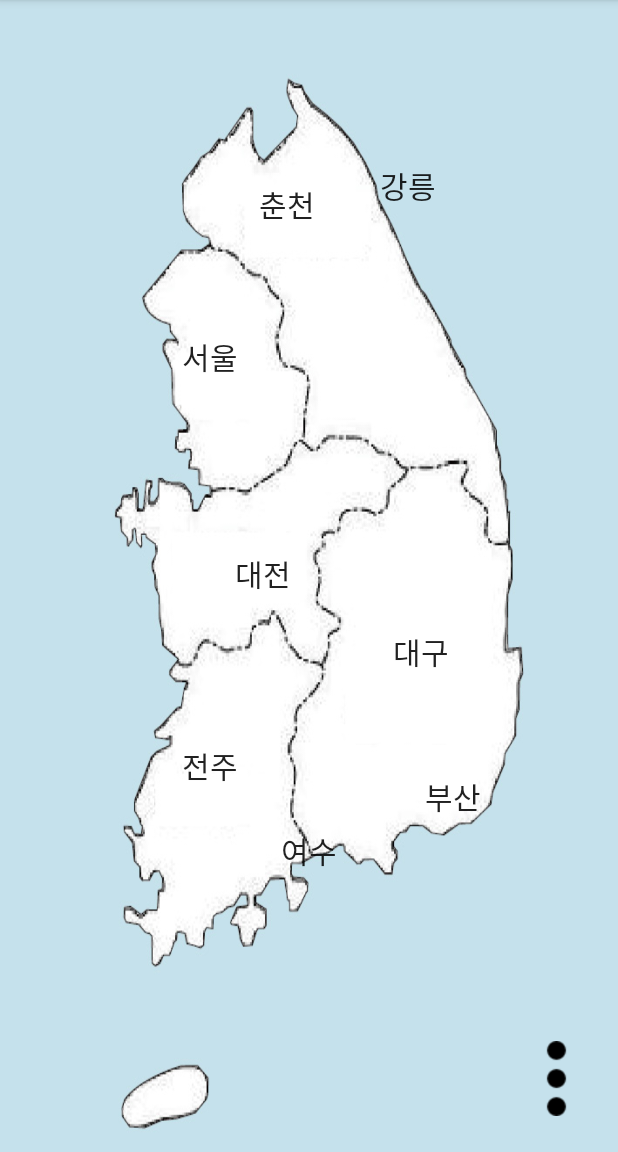
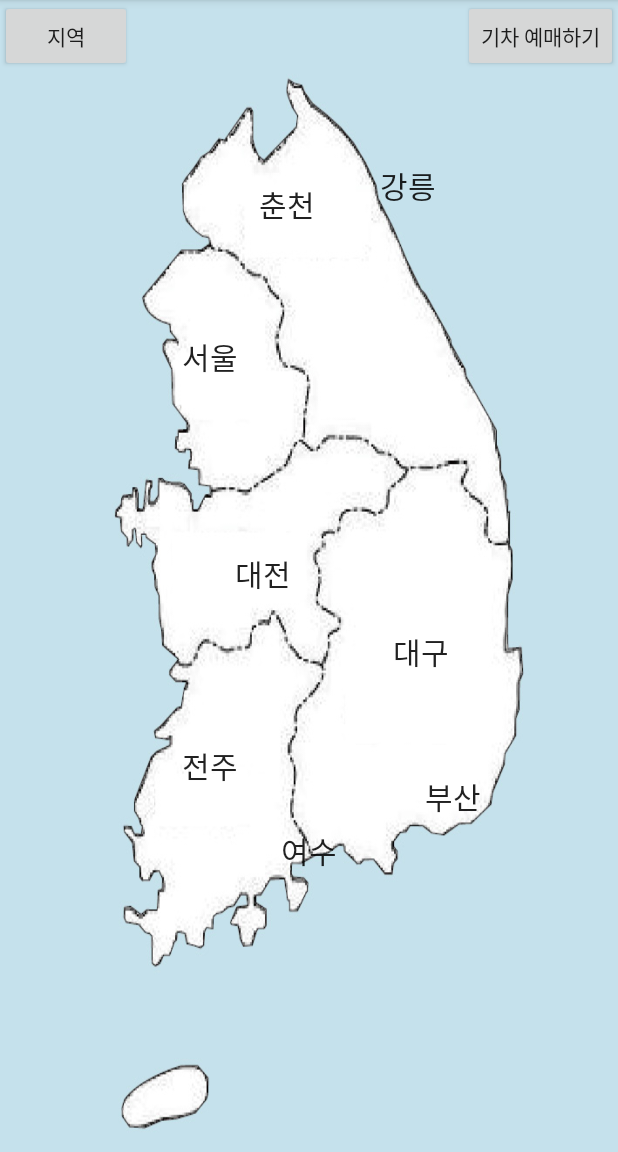
Before and after one commit to goyurim/projectApp, an Android app: the Map2Activity screen opened directly, with no data from a screen before it, on a phone screen of 412 x 824 dp, the part 84-1236 px from its top. Run offline under Robolectric (Android 15) with nearby library versions, the light colour scheme and no system bars.

Commit message:
자잘한 수정

```diff
--- a/app/src/main/java/com/example/qpeij/projectapp/SiteActivity.java
+++ b/app/src/main/java/com/example/qpeij/projectapp/SiteActivity.java
@@ -29,7 +29,7 @@ public class SiteActivity extends AppCompatActivity {
     FirebaseDatabase database;
     SiteDTO siteDTO;
     TextView textView;
-    WebView mapView; //지도여기에 넣어라 천명희 >> 윾림쓰가 해벌임
+    WebView mapView; //지도여기에 넣어라 천명희
     @Override
     protected void onCreate(Bundle savedInstanceState) {
         super.onCreate(savedInstanceState);
--- a/app/src/main/res/layout/activity_map2.xml
+++ b/app/src/main/res/layout/activity_map2.xml
@@ -6,6 +6,20 @@
     android:layout_height="match_parent"
     android:background="@drawable/map_image"
     tools:context=".Map2Activity">
+    <Button
+        android:onClick="onClickedVersionBtn2"
+        android:layout_width="wrap_content"
+        android:layout_height="wrap_content"
+        android:text="지역"
+        />
+
+    <Button
+        android:layout_width="wrap_content"
+        android:layout_height="wrap_content"
+        android:onClick="TiketingOnClickButton"
+        android:text="기차 예매하기"
+        app:layout_constraintEnd_toEndOf="parent"
+        app:layout_constraintTop_toTopOf="parent" />
 
     <Button
         android:layout_width="wrap_content"
@@ -163,16 +177,4 @@
         app:layout_constraintTop_toTopOf="parent"
         app:layout_constraintVertical_bias="0.76" />
 
-    <ImageButton
-        android:id="@+id/imageButton"
-        android:onClick="showMoreOnClickButton"
-        android:layout_width="50dp"
-        android:layout_height="50dp"
-        android:layout_marginBottom="24dp"
-        android:layout_marginEnd="16dp"
-        android:layout_marginRight="16dp"
-        android:background="@drawable/showmorebuttonwiththreedots"
-        app:layout_constraintBottom_toBottomOf="parent"
-        app:layout_constraintEnd_toEndOf="parent" />
-
 </android.support.constraint.ConstraintLayout>
--- a/app/src/main/res/menu/train_menu.xml
+++ /dev/null
@@ -1,13 +0,0 @@
-<?xml version="1.0" encoding="utf-8"?>
-<menu xmlns:android="http://schemas.android.com/apk/res/android">
-    <item
-        android:id="@+id/toGoMapPage"
-        android:title="지역"
-        >
-    </item>
-
-    <item
-        android:id="@+id/korailPage"
-        android:title="기차 예매하기">
-    </item>
-</menu>
```
Also changed, not shown: app/src/main/java/com/example/qpeij/projectapp/Map2Activity.java (+10 -23 lines).
